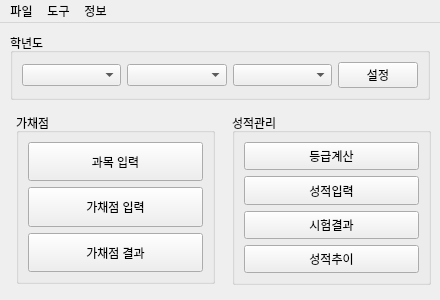
Old version of the form UI/Main.ui in the repository yuj09161/grademanage.
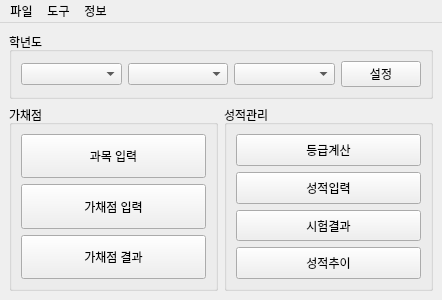
New version of the form.

Patch:
```diff
--- a/UI/Main.ui
+++ b/UI/Main.ui
@@ -6,7 +6,7 @@
    <rect>
     <x>0</x>
     <y>0</y>
-    <width>440</width>
+    <width>442</width>
     <height>300</height>
    </rect>
   </property>
@@ -14,17 +14,11 @@
    <string>성적관리</string>
   </property>
   <widget class="QWidget" name="centralwidget">
+   <layout class="QGridLayout" name="gridLayout">
+    <item row="1" column="1">
    <widget class="QGroupBox" name="gbManage">
-    <property name="geometry">
-     <rect>
-      <x>232</x>
-      <y>90</y>
-      <width>199</width>
-      <height>172</height>
-     </rect>
-    </property>
     <property name="sizePolicy">
-     <sizepolicy hsizetype="Fixed" vsizetype="Preferred">
+       <sizepolicy hsizetype="Expanding" vsizetype="Preferred">
       <horstretch>0</horstretch>
       <verstretch>0</verstretch>
      </sizepolicy>
@@ -87,17 +81,11 @@
      </item>
     </layout>
    </widget>
+    </item>
+    <item row="1" column="0">
    <widget class="QGroupBox" name="gbGrade">
-    <property name="geometry">
-     <rect>
-      <x>16</x>
-      <y>90</y>
-      <width>199</width>
-      <height>171</height>
-     </rect>
-    </property>
     <property name="sizePolicy">
-     <sizepolicy hsizetype="Fixed" vsizetype="Preferred">
+       <sizepolicy hsizetype="Expanding" vsizetype="Preferred">
       <horstretch>0</horstretch>
       <verstretch>0</verstretch>
      </sizepolicy>
@@ -147,15 +135,9 @@
      </item>
     </layout>
    </widget>
+    </item>
+    <item row="0" column="0" colspan="2">
    <widget class="QGroupBox" name="gbYear">
-    <property name="geometry">
-     <rect>
-      <x>10</x>
-      <y>10</y>
-      <width>420</width>
-      <height>67</height>
-     </rect>
-    </property>
     <property name="title">
      <string>학년도</string>
     </property>
@@ -184,13 +166,15 @@
      </item>
     </layout>
    </widget>
+    </item>
+   </layout>
   </widget>
   <widget class="QMenuBar" name="menubar">
    <property name="geometry">
     <rect>
      <x>0</x>
      <y>0</y>
-     <width>440</width>
+     <width>442</width>
      <height>26</height>
     </rect>
    </property>
```
Left out of the diff: 4 changed lines with no effect on the pictures. Lines whose indentation alone changed are shown as unchanged.
